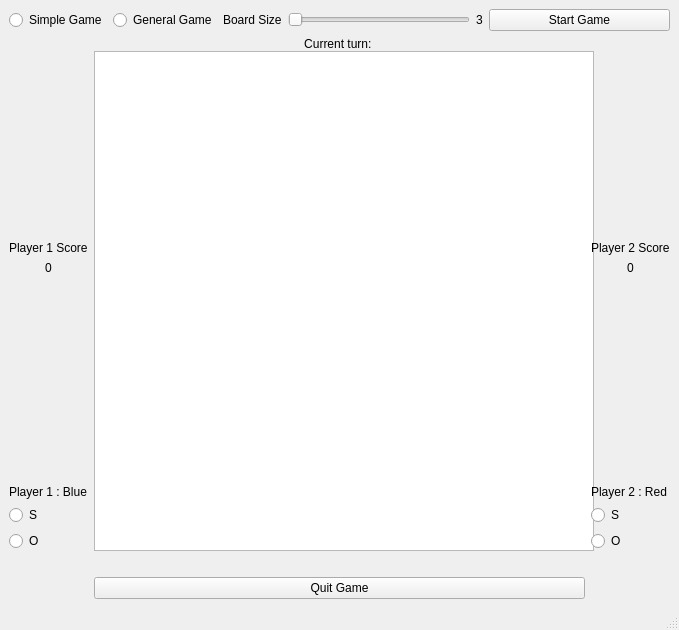
Before: the Qt Designer form sosgame.ui in tasn78/SOS-Game, drawn with Qt 5.
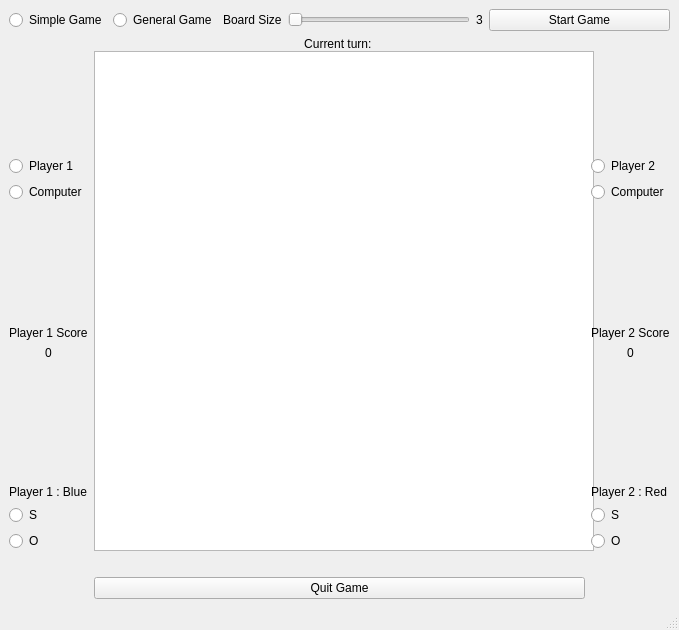
After: the same form once the commit is applied.

Commit message:
Added player/computer
added radial buttons and 1 or 0 for player or computer

```diff
--- a/sosgame.ui
+++ b/sosgame.ui
@@ -44,6 +44,39 @@
       <property name="sizeConstraint">
        <enum>QLayout::SetMinimumSize</enum>
       </property>
+      <item>
+       <spacer name="verticalSpacer_5">
+        <property name="orientation">
+         <enum>Qt::Vertical</enum>
+        </property>
+        <property name="sizeHint" stdset="0">
+         <size>
+          <width>20</width>
+          <height>40</height>
+         </size>
+        </property>
+       </spacer>
+      </item>
+      <item>
+       <widget class="QRadioButton" name="player1Human">
+        <property name="text">
+         <string>Player 1</string>
+        </property>
+        <attribute name="buttonGroup">
+         <string notr="true">player1HumanOrComp</string>
+        </attribute>
+       </widget>
+      </item>
+      <item>
+       <widget class="QRadioButton" name="player1Computer">
+        <property name="text">
+         <string>Computer</string>
+        </property>
+        <attribute name="buttonGroup">
+         <string notr="true">player1HumanOrComp</string>
+        </attribute>
+       </widget>
+      </item>
       <item>
        <spacer name="verticalSpacer_3">
         <property name="orientation">
@@ -295,6 +328,39 @@
       <property name="sizeConstraint">
        <enum>QLayout::SetMinimumSize</enum>
       </property>
+      <item>
+       <spacer name="verticalSpacer_6">
+        <property name="orientation">
+         <enum>Qt::Vertical</enum>
+        </property>
+        <property name="sizeHint" stdset="0">
+         <size>
+          <width>20</width>
+          <height>40</height>
+         </size>
+        </property>
+       </spacer>
+      </item>
+      <item>
+       <widget class="QRadioButton" name="player2Human">
+        <property name="text">
+         <string>Player 2</string>
+        </property>
+        <attribute name="buttonGroup">
+         <string notr="true">player2HumanOrComputer</string>
+        </attribute>
+       </widget>
+      </item>
+      <item>
+       <widget class="QRadioButton" name="player2Computer">
+        <property name="text">
+         <string>Computer</string>
+        </property>
+        <attribute name="buttonGroup">
+         <string notr="true">player2HumanOrComputer</string>
+        </attribute>
+       </widget>
+      </item>
       <item>
        <spacer name="verticalSpacer_4">
         <property name="orientation">
```
Left out of the diff: 4 changed lines with no effect on the pictures. The commit also changes 27 other files.
